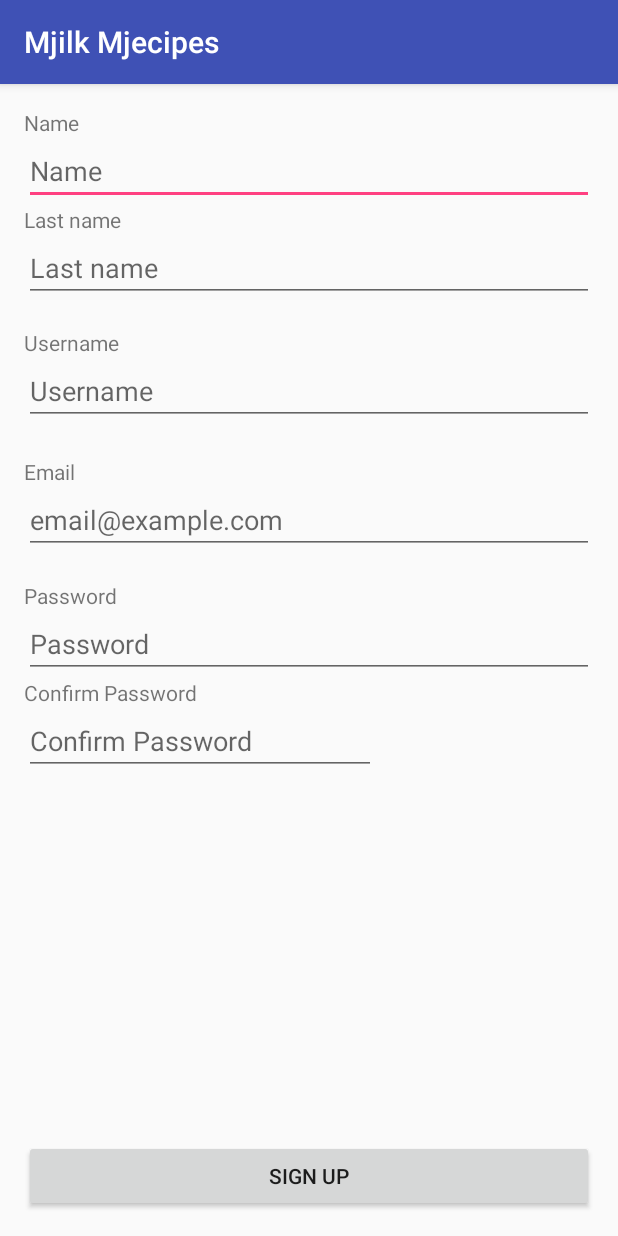
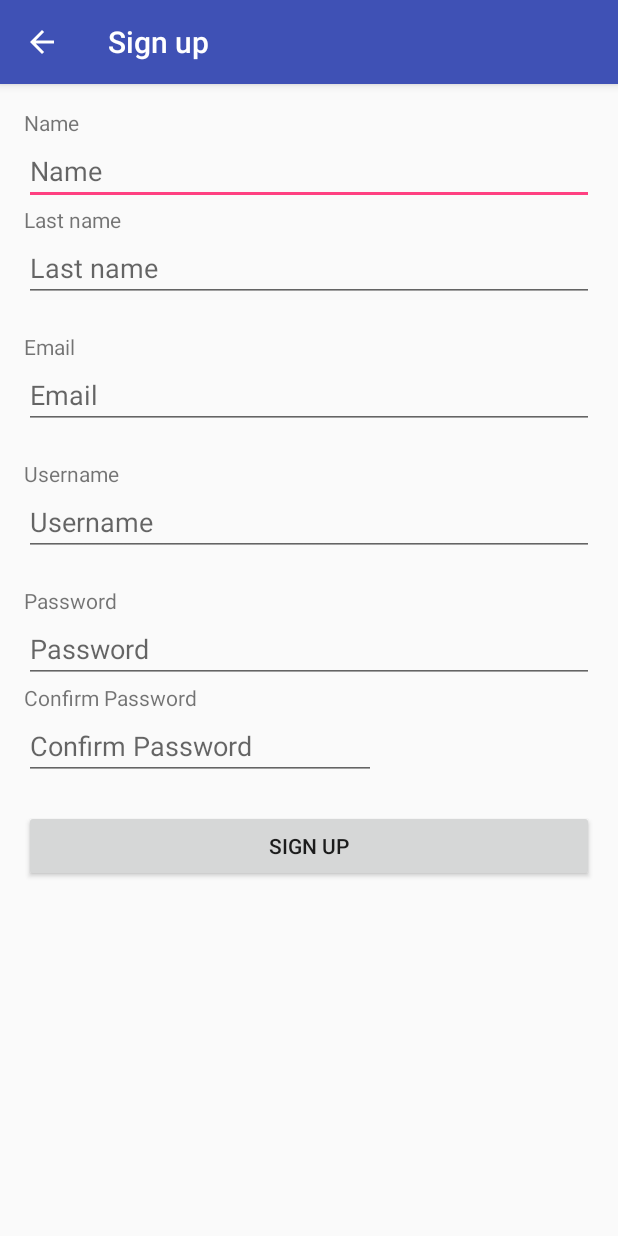
Before and after one commit to ryuhikari/MjilkMjecipes, an Android app: the SignUpActivity screen opened directly, with no data from a screen before it, on a phone screen of 412 x 824 dp. Run offline under Robolectric (Android 15) with nearby library versions, the phone set to English and light mode, and no system bars.

Commit message:
Added Up Navigation
Created hierarchical structure between activities and added the up
navigation arrow.

```diff
--- a/app/src/main/java/se/ju/taun15a16/group5/mjilkmjecipes/MainActivity.java
+++ b/app/src/main/java/se/ju/taun15a16/group5/mjilkmjecipes/MainActivity.java
@@ -1,7 +1,6 @@
 package se.ju.taun15a16.group5.mjilkmjecipes;
 
 import android.content.Intent;
-import android.support.v7.app.AppCompatActivity;
 import android.os.Bundle;
 import android.view.View;
 import android.widget.Button;
@@ -13,14 +12,14 @@ public class MainActivity extends MainMenu {
         super.onCreate(savedInstanceState);
         setContentView(R.layout.activity_main);
 
-        Button btn_profile =(Button) findViewById(R.id.button_profile);
+        Button btn_profile =(Button) findViewById(R.id.button_main_profile);
         btn_profile.setOnClickListener(new View.OnClickListener() {
             public void onClick(View view) {
                 launchProfileActivity(null);
             }
         });
 
-        Button btn_my_recipes =(Button) findViewById(R.id.button_my_recipes);
+        Button btn_my_recipes =(Button) findViewById(R.id.button_main_my_recipes);
         btn_my_recipes.setOnClickListener(new View.OnClickListener() {
             public void onClick(View view) {
                 launchShowListActivity(null);
--- a/app/src/main/java/se/ju/taun15a16/group5/mjilkmjecipes/ProfileActivity.java
+++ b/app/src/main/java/se/ju/taun15a16/group5/mjilkmjecipes/ProfileActivity.java
@@ -9,5 +9,8 @@ public class ProfileActivity extends AppCompatActivity {
     protected void onCreate(Bundle savedInstanceState) {
         super.onCreate(savedInstanceState);
         setContentView(R.layout.activity_profile);
+
+        // Up navigation arrow on the action bar
+        getSupportActionBar().setDisplayHomeAsUpEnabled(true);
     }
 }
--- a/app/src/main/java/se/ju/taun15a16/group5/mjilkmjecipes/SignUpActivity.java
+++ b/app/src/main/java/se/ju/taun15a16/group5/mjilkmjecipes/SignUpActivity.java
@@ -1,5 +1,6 @@
 package se.ju.taun15a16.group5.mjilkmjecipes;
 
+import android.app.ActionBar;
 import android.support.v7.app.AppCompatActivity;
 import android.os.Bundle;
 
@@ -9,5 +10,8 @@ public class SignUpActivity extends AppCompatActivity {
     protected void onCreate(Bundle savedInstanceState) {
         super.onCreate(savedInstanceState);
         setContentView(R.layout.activity_sign_up);
+
+        // Up navigation arrow on the action bar
+        getSupportActionBar().setDisplayHomeAsUpEnabled(true);
     }
 }
--- a/app/src/main/java/se/ju/taun15a16/group5/mjilkmjecipes/SplashActivity.java
+++ b/app/src/main/java/se/ju/taun15a16/group5/mjilkmjecipes/SplashActivity.java
@@ -10,7 +10,7 @@ public class SplashActivity extends AppCompatActivity {
     protected void onCreate(Bundle savedInstanceState) {
         super.onCreate(savedInstanceState);
 
-        Intent intent = new Intent(this, MainActivity.class);
+        Intent intent = new Intent(this, LogInActivity.class);
         startActivity(intent);
         finish();
     }
--- a/app/src/main/res/layout/activity_main.xml
+++ b/app/src/main/res/layout/activity_main.xml
@@ -15,19 +15,19 @@
         android:layout_width="match_parent"
         android:layout_height="wrap_content"
         android:layout_marginTop="85dp"
-        android:id="@+id/button_my_recipes" />
+        android:id="@+id/button_main_my_recipes" />
 
     <Button
         android:text="@string/btn_main_favorites"
         android:layout_width="match_parent"
         android:layout_height="wrap_content"
-        android:id="@+id/button_favorites" />
+        android:id="@+id/button_main_favorites" />
 
     <Button
         android:text="@string/btn_main_profile"
         android:layout_width="match_parent"
         android:layout_height="wrap_content"
-        android:id="@+id/button_profile" />
+        android:id="@+id/button_main_profile" />
 
 
 </LinearLayout>
--- a/app/src/main/res/layout/activity_sign_up.xml
+++ b/app/src/main/res/layout/activity_sign_up.xml
@@ -1,5 +1,5 @@
 <?xml version="1.0" encoding="utf-8"?>
-<RelativeLayout xmlns:android="http://schemas.android.com/apk/res/android"
+<ScrollView xmlns:android="http://schemas.android.com/apk/res/android"
     xmlns:tools="http://schemas.android.com/tools"
     android:id="@+id/activity_sign_up"
     android:layout_width="match_parent"
@@ -10,137 +10,107 @@
     android:paddingTop="@dimen/activity_vertical_margin"
     tools:context="se.ju.taun15a16.group5.mjilkmjecipes.SignUpActivity">
 
+    <LinearLayout
+        android:layout_width="match_parent"
+        android:layout_height="wrap_content"
+        android:orientation="vertical">
+
         <TextView
             android:text="@string/text_signup_name"
             android:layout_width="wrap_content"
             android:layout_height="wrap_content"
-        android:layout_alignParentTop="true"
-        android:layout_alignParentLeft="true"
-        android:layout_alignParentStart="true"
-        android:id="@+id/textView_name" />
+            android:id="@+id/textView_signup_email" />
 
         <EditText
             android:layout_width="match_parent"
             android:layout_height="wrap_content"
             android:inputType="textPersonName"
             android:ems="10"
-        android:layout_below="@+id/textView_name"
-        android:layout_alignParentLeft="true"
-        android:layout_alignParentStart="true"
-        android:id="@+id/editText_name"
+            android:id="@+id/editText_signup_name"
             android:hint="@string/text_signup_name" />
+
+        <TextView
+            android:text="@string/text_signup_last_name"
+            android:layout_width="wrap_content"
+            android:layout_height="wrap_content"
+            android:id="@+id/textView_signup_last_name" />
 
         <EditText
             android:layout_width="match_parent"
             android:layout_height="wrap_content"
             android:inputType="textPersonName"
             android:ems="10"
-        android:layout_below="@+id/textView_last_name"
-        android:layout_alignParentLeft="true"
-        android:layout_alignParentStart="true"
-        android:id="@+id/editText2"
+            android:id="@+id/editText_signup_last_name"
             android:hint="@string/text_signup_last_name" />
+
+        <TextView
+            android:text="@string/text_signup_email"
+            android:layout_width="wrap_content"
+            android:layout_height="wrap_content"
+            android:id="@+id/textView_signup_email"
+            android:layout_marginTop="20dp" />
+
+        <EditText
+            android:layout_width="match_parent"
+            android:layout_height="wrap_content"
+            android:inputType="textEmailAddress"
+            android:ems="10"
+            android:id="@+id/editText_signup_email"
+            android:hint="@string/text_signup_email" />
+
+        <TextView
+            android:layout_width="wrap_content"
+            android:layout_height="wrap_content"
+            android:id="@+id/textView_signup_username"
+            android:text="@string/text_signup_username"
+            android:layout_marginTop="20dp" />
+
+        <EditText
+            android:layout_width="match_parent"
+            android:layout_height="wrap_content"
+            android:inputType="textPersonName"
+            android:ems="10"
+            android:id="@+id/editText_signup_username"
+            android:hint="@string/text_signup_username" />
+
+        <TextView
+            android:text="@string/text_signup_password"
+            android:layout_width="wrap_content"
+            android:layout_height="wrap_content"
+            android:id="@+id/textView_signup_password"
+            android:layout_marginTop="20dp" />
 
         <EditText
             android:layout_width="match_parent"
             android:layout_height="wrap_content"
             android:inputType="textPassword"
             android:ems="10"
-        android:layout_below="@+id/textView_password"
-        android:layout_alignParentLeft="true"
-        android:layout_alignParentStart="true"
-        android:id="@+id/editText_password"
+            android:id="@+id/editText_signup_password"
             android:hint="@string/text_signup_password" />
 
         <TextView
             android:text="@string/text_signup_confirm_password"
             android:layout_width="wrap_content"
             android:layout_height="wrap_content"
-        android:layout_below="@+id/editText_password"
-        android:layout_alignParentLeft="true"
-        android:layout_alignParentStart="true"
-        android:id="@+id/textView_confirm_password" />
+            android:id="@+id/textView_signup_confirm_password" />
 
         <EditText
             android:layout_width="match_parent"
             android:layout_height="wrap_content"
             android:inputType="textPassword"
             android:ems="10"
-        android:layout_below="@+id/textView_confirm_password"
-        android:layout_alignParentRight="true"
-        android:layout_alignParentEnd="true"
             android:layout_marginRight="145dp"
             android:layout_marginEnd="145dp"
-        android:id="@+id/editText_confirm_password"
+            android:id="@+id/editText_signup_confirm_password"
             android:hint="@string/text_signup_confirm_password" />
-
-    <TextView
-        android:text="@string/text_signup_last_name"
-        android:layout_width="wrap_content"
-        android:layout_height="wrap_content"
-        android:id="@+id/textView_last_name"
-        android:layout_below="@+id/editText_name"
-        android:layout_alignParentLeft="true"
-        android:layout_alignParentStart="true" />
-
-    <TextView
-        android:layout_width="wrap_content"
-        android:layout_height="wrap_content"
-        android:id="@+id/textView_username"
-        android:text="@string/text_signup_username"
-        android:layout_marginTop="17dp"
-        android:layout_below="@+id/editText2"
-        android:layout_alignParentLeft="true"
-        android:layout_alignParentStart="true" />
-
-    <EditText
-        android:layout_width="match_parent"
-        android:layout_height="wrap_content"
-        android:inputType="textPersonName"
-        android:ems="10"
-        android:id="@+id/editText_username"
-        android:hint="@string/text_signup_username"
-        android:layout_below="@+id/textView_username"
-        android:layout_alignParentLeft="true"
-        android:layout_alignParentStart="true" />
-
-    <EditText
-        android:layout_width="match_parent"
-        android:layout_height="wrap_content"
-        android:inputType="textEmailAddress"
-        android:ems="10"
-        android:id="@+id/editText_email"
-        android:hint="email@example.com"
-        android:layout_below="@+id/textView_email"
-        android:layout_alignParentLeft="true"
-        android:layout_alignParentStart="true" />
-
-    <TextView
-        android:text="@string/text_signup_email"
-        android:layout_width="wrap_content"
-        android:layout_height="wrap_content"
-        android:id="@+id/textView_email"
-        android:layout_marginTop="21dp"
-        android:layout_below="@+id/editText_username"
-        android:layout_alignParentLeft="true"
-        android:layout_alignParentStart="true" />
-
-    <TextView
-        android:text="@string/text_signup_password"
-        android:layout_width="wrap_content"
-        android:layout_height="wrap_content"
-        android:id="@+id/textView_password"
-        android:layout_marginTop="18dp"
-        android:layout_below="@+id/editText_email"
-        android:layout_alignParentLeft="true"
-        android:layout_alignParentStart="true" />
 
         <Button
             android:text="@string/btn_signup_signup"
             android:layout_width="match_parent"
             android:layout_height="wrap_content"
-        android:id="@+id/button_signup"
-        android:layout_alignParentBottom="true"
-        android:layout_alignParentLeft="true"
-        android:layout_alignParentStart="true" />
-</RelativeLayout>
+            android:id="@+id/button_signup_signup"
+            android:layout_marginTop="20dp" />
+    </LinearLayout>
+
+
+</ScrollView>
```
Also changed, not shown: app/src/main/AndroidManifest.xml (+28 -5 lines), app/src/main/java/se/ju/taun15a16/group5/mjilkmjecipes/LogInActivity.java (+25 -0 lines), app/src/main/res/layout/activity_profile.xml (+45 -68 lines), app/src/main/res/values/strings.xml (+11 -1 lines). Lines whose indentation alone changed are shown as unchanged.
